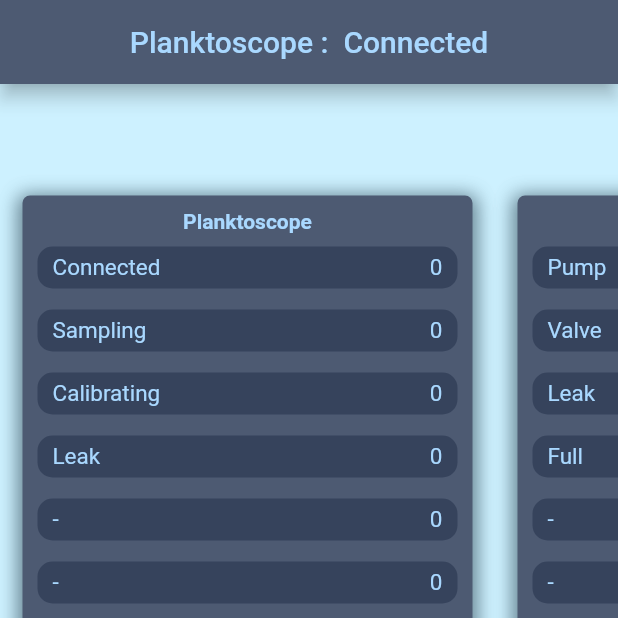
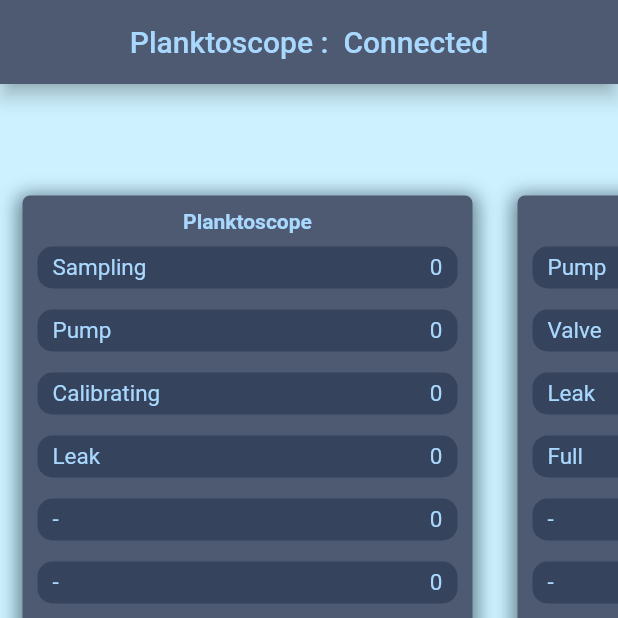
Before and after one commit to anh60/OtterUSV-PlanktonSystem, a Flutter app: the screen it shows after launch, on a phone screen of 412 x 824 dp, the top half of it. Run offline on Flutter 3.47's test engine with Material 2 defaults, Android fonts, the light colour scheme and no system bars; our stand-ins replace flutter_map, latlong2; missing offline and left inert: mqtt_client.

Commit message:
testing 5v pump

```diff
--- a/sci/flutter/sci/lib/constants.dart
+++ b/sci/flutter/sci/lib/constants.dart
@@ -12,6 +12,7 @@
   // Control
   static const String CTRL_SAMPLE = "planktoscope/control/sample";
   static const String CTRL_SAMPLE_PUMP = "planktoscope/control/sample_pump";
+  static const String CTRL_STOP = "planktoscope/control/stop";
 
   // RMS Control
   static const String CTRL_RMS_PUMP = "planktoscope/control/pump";
--- a/sci/flutter/sci/lib/controllers/status_controller.dart
+++ b/sci/flutter/sci/lib/controllers/status_controller.dart
@@ -1,6 +1,6 @@
 const List<String> pscopeLabels = [
-  'Connected',
   'Sampling',
+  'Pump',
   'Calibrating',
   'Leak',
   '-',
@@ -24,10 +24,10 @@
 const int rms_valve = 1;
 const int rms_full = 2;
 const int rms_leak = 3;
-const int connected = 4;
-const int sampling = 5;
-const int leak = 6;
-const int calibrating = 7;
+const int sampling = 4;
+const int pump = 5;
+const int calibrating = 6;
+const int leak = 7;
 
 class StatusController {
   StatusByte pscope = StatusByte('Planktoscope', pscopeLabels, 0);
@@ -41,8 +41,8 @@
     rms.setFlag(2, (status >> rms_full) & 1);
     rms.setFlag(3, (status >> rms_leak) & 1);
 
-    pscope.setFlag(0, (status >> connected) & 1);
-    pscope.setFlag(1, (status >> sampling) & 1);
+    pscope.setFlag(0, (status >> sampling) & 1);
+    pscope.setFlag(1, (status >> pump) & 1);
     pscope.setFlag(2, (status >> leak) & 1);
     pscope.setFlag(3, (status >> calibrating) & 1);
   }
--- a/sci/flutter/sci/lib/pages/status_page.dart
+++ b/sci/flutter/sci/lib/pages/status_page.dart
@@ -40,6 +40,14 @@
 
   void stopButtonPressed() {
     widget.mqtt.publishMessage(topics.CTRL_RMS_STOP, '1');
+  }
+
+  void littlePumpButtonPressed() {
+    widget.mqtt.publishMessage(topics.CTRL_SAMPLE_PUMP, '1');
+  }
+
+  void stopPumpButtonPressed() {
+    widget.mqtt.publishMessage(topics.CTRL_STOP, '1');
   }
 
   void samplePumpButtonPressed() {
@@ -189,8 +197,13 @@
                       !manualControl,
                     ),
                     OutlinedButtonDark(
-                      samplePumpButtonPressed,
+                      littlePumpButtonPressed,
                       '5V Pump',
+                      !manualControl,
+                    ),
+                    OutlinedButtonDark(
+                      stopPumpButtonPressed,
+                      'Stop',
                       !manualControl,
                     ),
                   ],
```
Also changed, not shown: 4 other files.
